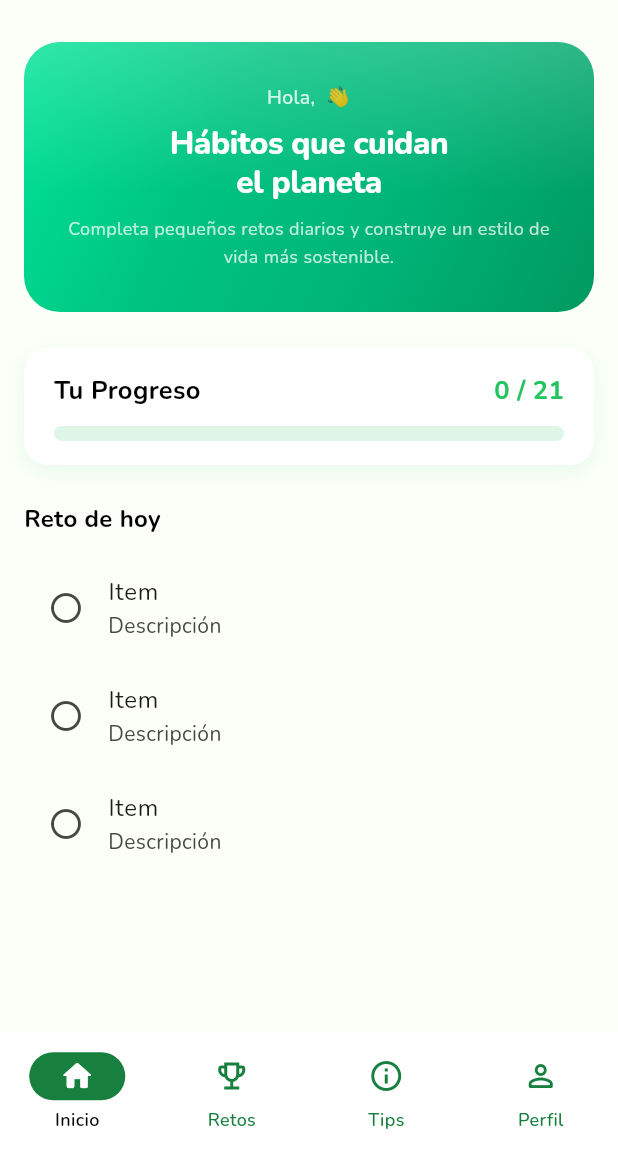
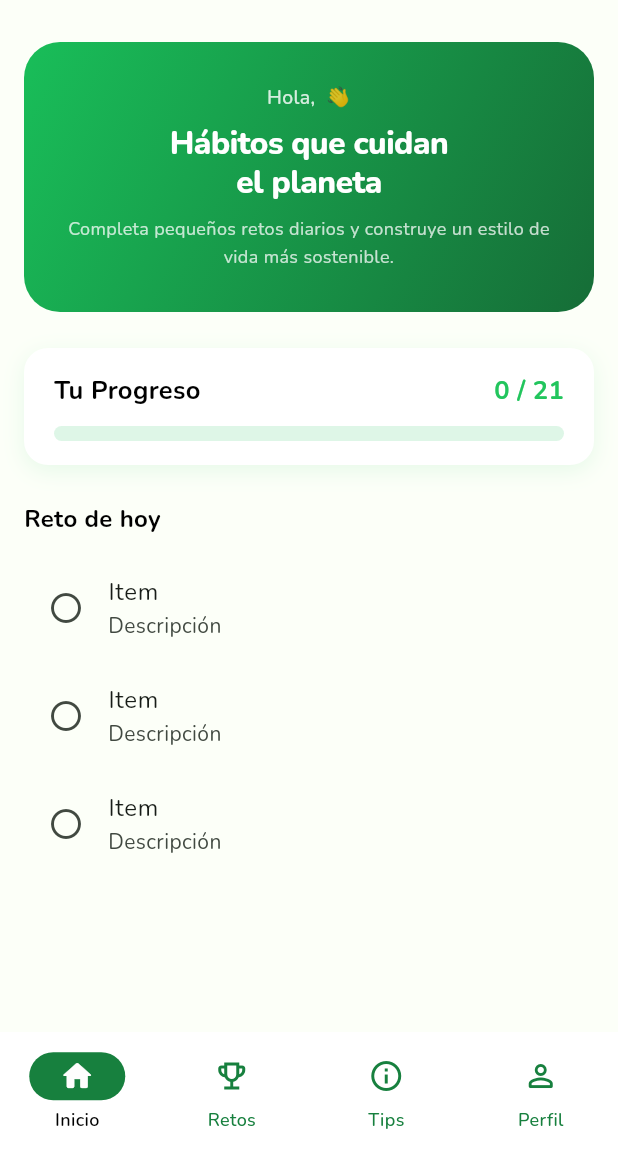
Before and after one commit to RoverwuWa1/hella-prueba, a Flutter app: the screen it shows once a user with an empty profile is signed in, on a phone screen of 412 x 824 dp, the part 84-1236 px from its top. Run offline on Flutter 3.47's test engine with Material 3 defaults, Android fonts, the phone set to English and light mode, and no system bars; our stand-ins replace cloud_firestore, firebase_auth, firebase_core, google_fonts, google_sign_in; accounts and stored records are empty.

Commit message:
Misma barra

```diff
--- a/lib/features/challenges/widgets/banner_widget.dart
+++ b/lib/features/challenges/widgets/banner_widget.dart
@@ -20,23 +20,7 @@ class BannerWidget extends StatelessWidget {
     return Container(
       width: double.infinity,
       height: 180, //  Alto del banner
-      decoration: BoxDecoration(
-        borderRadius: BorderRadius.circular(24), //  Esquinas
-        // ============================================================
-        //  DEGRADADO — Cambien los colores para personalizar
-        // ============================================================
-        gradient: const LinearGradient(
-          begin: Alignment.topLeft,
-          end: Alignment.bottomRight,
-          colors: [
-            Color(0xFF00E497), //  Verde claro — esquina superior izquierda
-            Color(0xFF00C381), //  Verde medio
-            Color(0xFF00B477), //  Verde medio oscuro
-            Color(0xFF009960), //  Verde oscuro — esquina inferior derecha
-          ],
-          stops: [0.0, 0.35, 0.65, 1.6],
-        ),
-      ),
+
       child: ClipRRect(
         borderRadius: BorderRadius.circular(24),
         child: Stack(
@@ -51,14 +35,14 @@ class BannerWidget extends StatelessWidget {
               left: 0,
               right: 0,
               child: Container(
-                height: 100,
+                height: 182,
                 decoration: const BoxDecoration(
                   gradient: LinearGradient(
-                    begin: Alignment.topCenter,
-                    end: Alignment.bottomCenter,
+                    begin: Alignment.topLeft,
+                    end: Alignment.bottomRight,
                     colors: [
-                      Color(0x2EFFFFFF), // brillo suave arriba
-                      Color(0x00FFFFFF), // desvanece
+                      Color(0xFF19BE59),
+                      Color(0xFF166D37), // desvanece
                     ],
                   ),
                 ),
```
Also changed, not shown: lib/features/challenges/view/challenges_screen.dart (+2 -5 lines), lib/features/perfil/view/perfil_screen.dart (+10 -14 lines), lib/features/tips/view/tips_screen.dart (+15 -13 lines).
